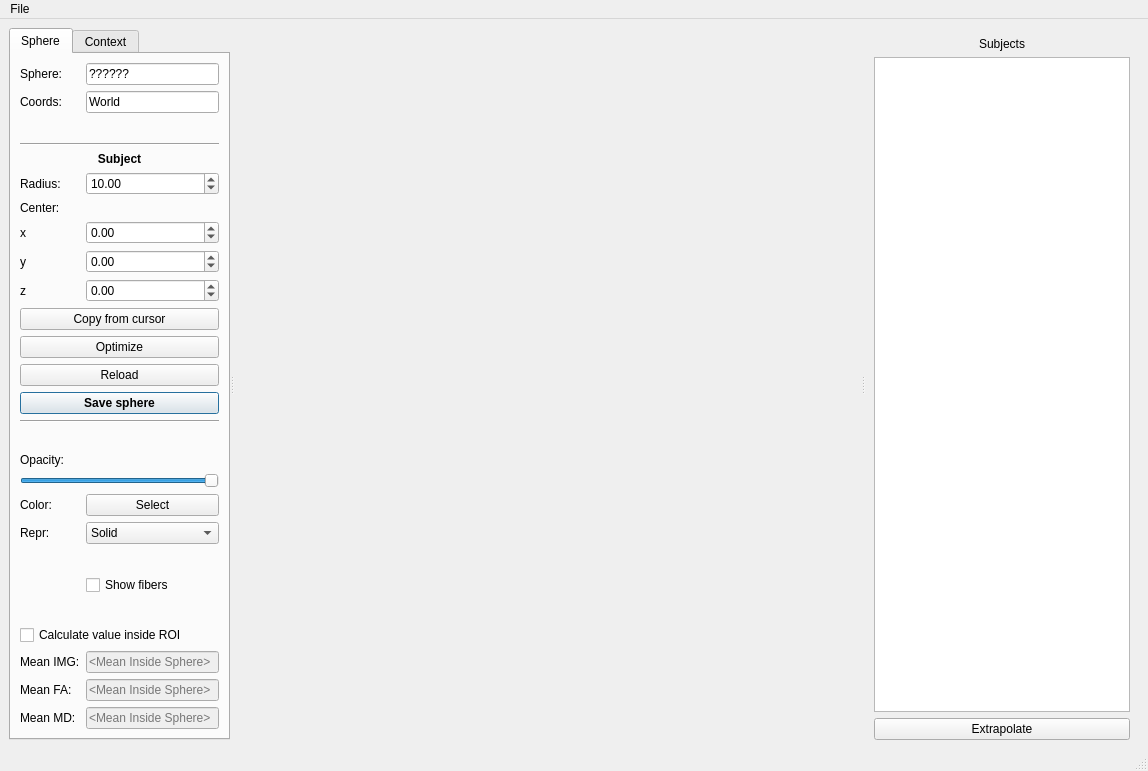
Old version of the form braviz/interaction/qt_guis/roi_builder.ui in the repository diego0020/braviz-app.
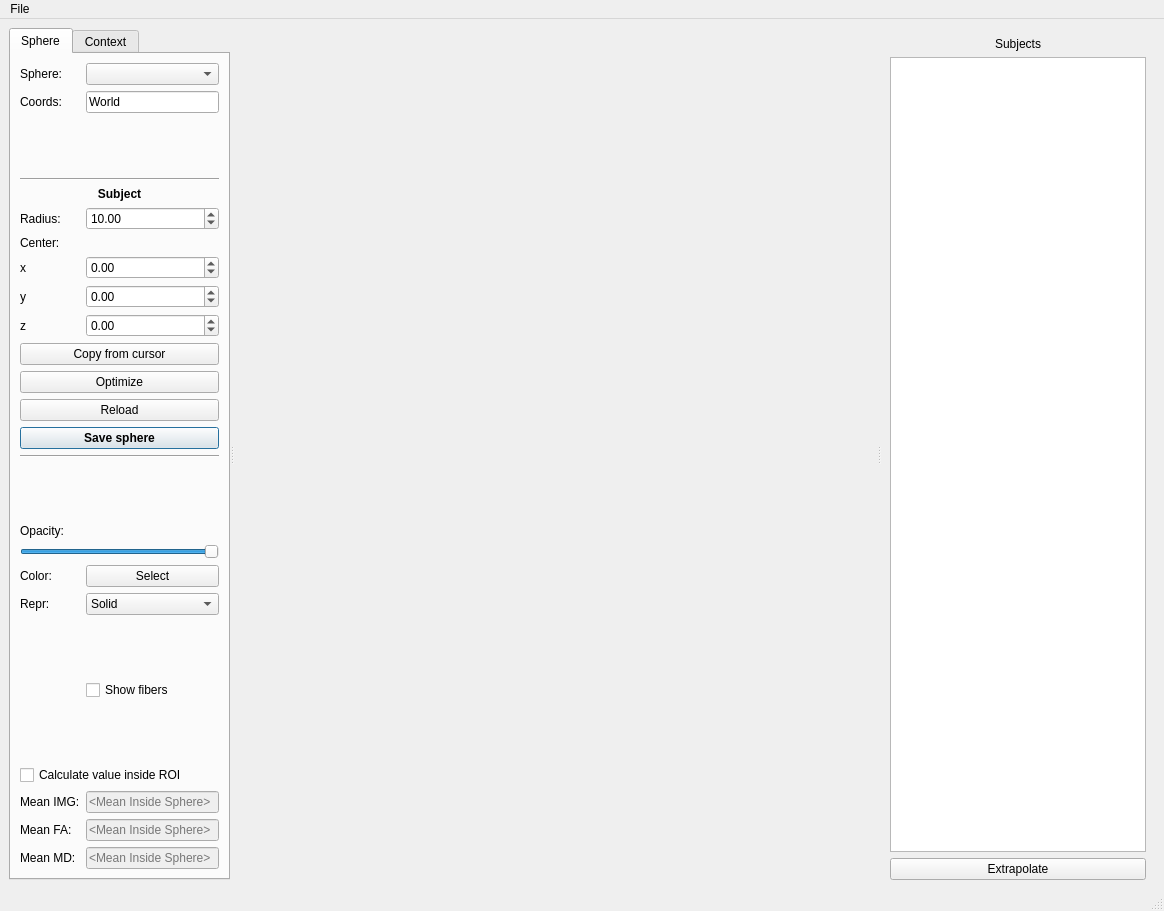
New version of the form. Icons and pictures are not drawn.

Diff of the .ui file:
```diff
--- a/braviz/interaction/qt_guis/roi_builder.ui
+++ b/braviz/interaction/qt_guis/roi_builder.ui
@@ -6,8 +6,8 @@
    <rect>
     <x>0</x>
     <y>0</y>
-    <width>1148</width>
-    <height>771</height>
+    <width>1164</width>
+    <height>911</height>
    </rect>
   </property>
   <property name="windowTitle">
@@ -58,19 +58,6 @@
            <property name="text">
             <string>Sphere:</string>
            </property>
-           <property name="buddy">
-            <cstring>sphere_name</cstring>
-           </property>
-          </widget>
-         </item>
-         <item row="0" column="1">
-          <widget class="QLineEdit" name="sphere_name">
-           <property name="text">
-            <string>??????</string>
-           </property>
-           <property name="readOnly">
-            <bool>true</bool>
-           </property>
           </widget>
          </item>
          <item row="1" column="0">
@@ -464,6 +451,9 @@
            </property>
           </widget>
          </item>
+         <item row="0" column="1">
+          <widget class="QComboBox" name="sphere_name_combo"/>
+         </item>
         </layout>
        </widget>
        <widget class="QWidget" name="tab_2">
@@ -798,8 +788,8 @@
     <rect>
      <x>0</x>
      <y>0</y>
-     <width>1148</width>
-     <height>21</height>
+     <width>1164</width>
+     <height>27</height>
     </rect>
    </property>
    <widget class="QMenu" name="menuFile">
```
